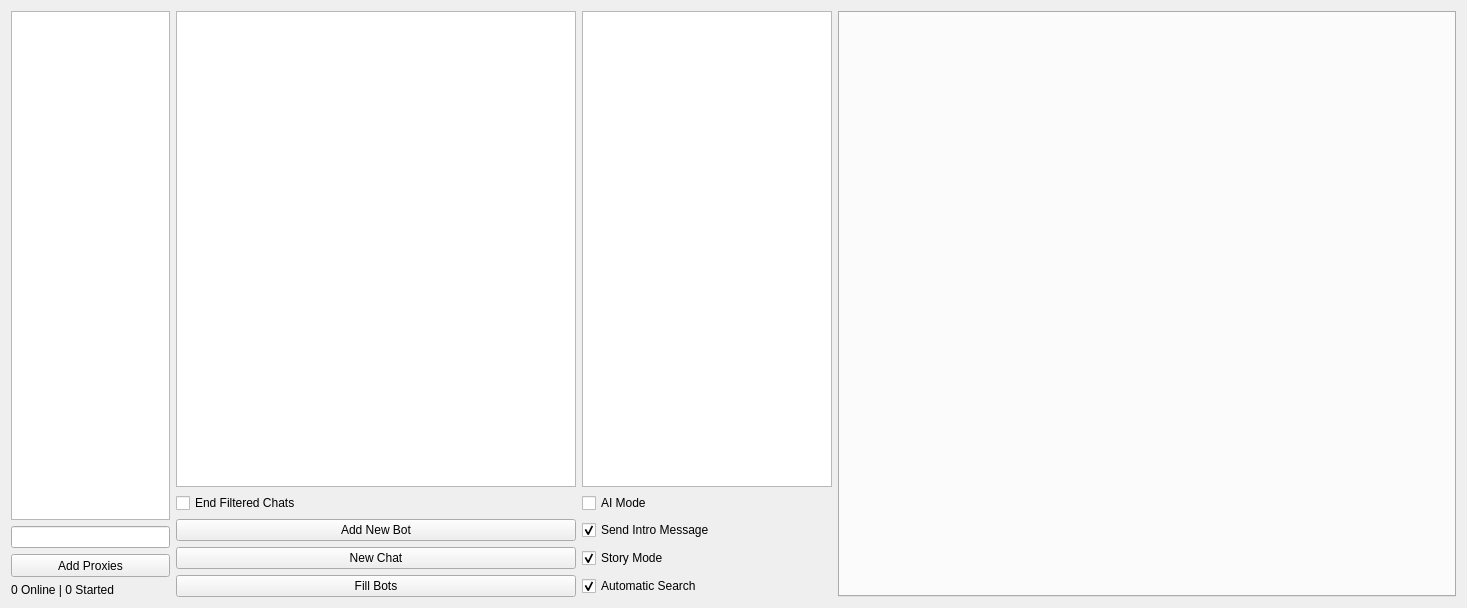
Qt form QT_Test/qt_test.ui (grasmanek94/PACB-PROJECT-ChatBot-QT-V3) before a commit.
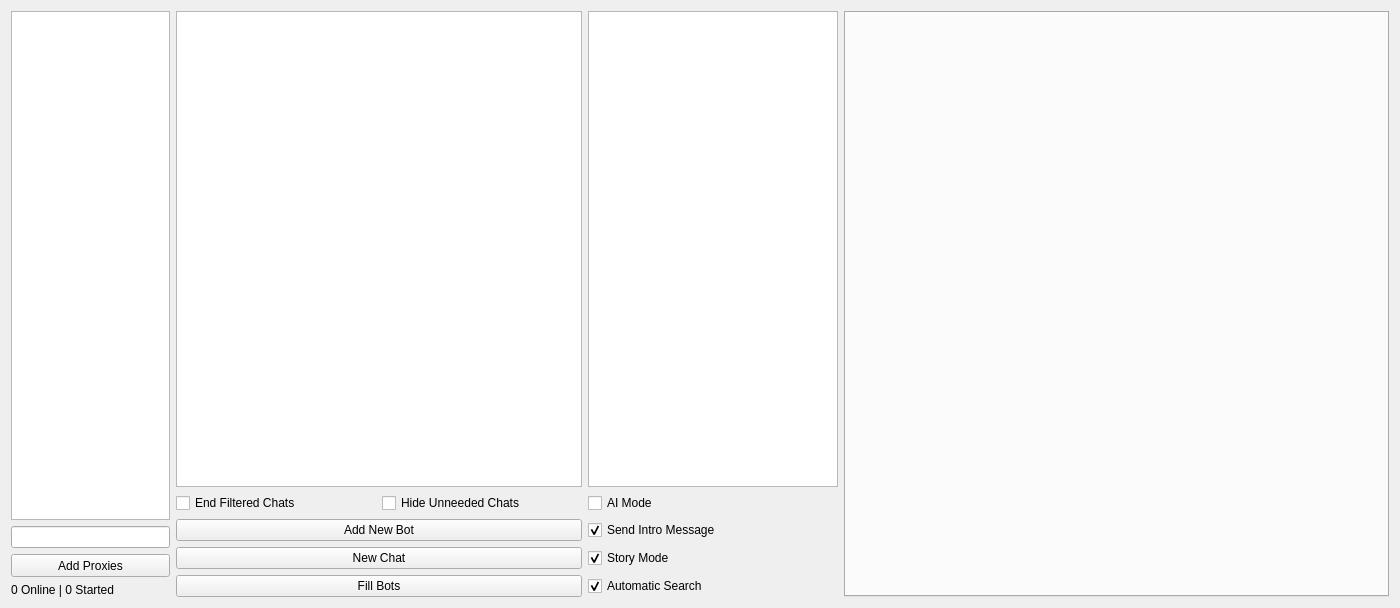
The same form after that commit. Icons and pictures are not drawn.

Commit message: option for hiding unneeded info and shot chat id on tab name

Diff of the .ui file:
```diff
--- a/QT_Test/qt_test.ui
+++ b/QT_Test/qt_test.ui
@@ -6,13 +6,13 @@
    <rect>
     <x>0</x>
     <y>0</y>
-    <width>1467</width>
+    <width>1400</width>
     <height>608</height>
    </rect>
   </property>
   <property name="minimumSize">
    <size>
-    <width>1215</width>
+    <width>1400</width>
     <height>400</height>
    </size>
   </property>
@@ -118,6 +118,90 @@
       <property name="horizontalSpacing">
        <number>6</number>
       </property>
+      <item row="4" column="0">
+       <widget class="QPushButton" name="chatManagerRequestNewChat">
+        <property name="minimumSize">
+         <size>
+          <width>250</width>
+          <height>0</height>
+         </size>
+        </property>
+        <property name="maximumSize">
+         <size>
+          <width>500</width>
+          <height>16777215</height>
+         </size>
+        </property>
+        <property name="text">
+         <string>New Chat</string>
+        </property>
+       </widget>
+      </item>
+      <item row="4" column="1">
+       <widget class="QCheckBox" name="autoSenderState">
+        <property name="minimumSize">
+         <size>
+          <width>250</width>
+          <height>0</height>
+         </size>
+        </property>
+        <property name="maximumSize">
+         <size>
+          <width>250</width>
+          <height>16777215</height>
+         </size>
+        </property>
+        <property name="text">
+         <string>Story Mode</string>
+        </property>
+        <property name="checked">
+         <bool>true</bool>
+        </property>
+       </widget>
+      </item>
+      <item row="0" column="1">
+       <widget class="QListWidget" name="preparedTextsBox">
+        <property name="minimumSize">
+         <size>
+          <width>250</width>
+          <height>250</height>
+         </size>
+        </property>
+        <property name="maximumSize">
+         <size>
+          <width>250</width>
+          <height>16777215</height>
+         </size>
+        </property>
+        <property name="font">
+         <font>
+          <pointsize>10</pointsize>
+         </font>
+        </property>
+       </widget>
+      </item>
+      <item row="2" column="1">
+       <widget class="QCheckBox" name="autoAIModeCheckBox">
+        <property name="minimumSize">
+         <size>
+          <width>250</width>
+          <height>0</height>
+         </size>
+        </property>
+        <property name="maximumSize">
+         <size>
+          <width>250</width>
+          <height>16777215</height>
+         </size>
+        </property>
+        <property name="text">
+         <string>AI Mode</string>
+        </property>
+        <property name="tristate">
+         <bool>true</bool>
+        </property>
+       </widget>
+      </item>
       <item row="0" column="0">
        <widget class="QListWidget" name="chatBoxPeers">
         <property name="sizePolicy">
@@ -145,88 +229,7 @@
         </property>
        </widget>
       </item>
-      <item row="0" column="1">
-       <widget class="QListWidget" name="preparedTextsBox">
-        <property name="minimumSize">
-         <size>
-          <width>250</width>
-          <height>250</height>
-         </size>
-        </property>
-        <property name="maximumSize">
-         <size>
-          <width>250</width>
-          <height>16777215</height>
-         </size>
-        </property>
-        <property name="font">
-         <font>
-          <pointsize>10</pointsize>
-         </font>
-        </property>
-       </widget>
-      </item>
-      <item row="2" column="1">
-       <widget class="QCheckBox" name="autoSendIntroductionMessage">
-        <property name="minimumSize">
-         <size>
-          <width>250</width>
-          <height>0</height>
-         </size>
-        </property>
-        <property name="maximumSize">
-         <size>
-          <width>250</width>
-          <height>16777215</height>
-         </size>
-        </property>
-        <property name="text">
-         <string>Send Intro Message</string>
-        </property>
-        <property name="checked">
-         <bool>true</bool>
-        </property>
-       </widget>
-      </item>
-      <item row="3" column="0">
-       <widget class="QPushButton" name="chatManagerRequestNewChat">
-        <property name="minimumSize">
-         <size>
-          <width>250</width>
-          <height>0</height>
-         </size>
-        </property>
-        <property name="maximumSize">
-         <size>
-          <width>500</width>
-          <height>16777215</height>
-         </size>
-        </property>
-        <property name="text">
-         <string>New Chat</string>
-        </property>
-       </widget>
-      </item>
-      <item row="2" column="0">
-       <widget class="QPushButton" name="chatManagerAddBot">
-        <property name="minimumSize">
-         <size>
-          <width>250</width>
-          <height>0</height>
-         </size>
-        </property>
-        <property name="maximumSize">
-         <size>
-          <width>500</width>
-          <height>16777215</height>
-         </size>
-        </property>
-        <property name="text">
-         <string>Add New Bot</string>
-        </property>
-       </widget>
-      </item>
-      <item row="4" column="1">
+      <item row="5" column="1">
        <widget class="QCheckBox" name="autoSearchCheckBox">
         <property name="minimumSize">
          <size>
@@ -248,7 +251,7 @@
         </property>
        </widget>
       </item>
-      <item row="4" column="0">
+      <item row="5" column="0">
        <widget class="QPushButton" name="chatManagerFillBots">
         <property name="minimumSize">
          <size>
@@ -268,7 +271,7 @@
        </widget>
       </item>
       <item row="3" column="1">
-       <widget class="QCheckBox" name="autoSenderState">
+       <widget class="QCheckBox" name="autoSendIntroductionMessage">
         <property name="minimumSize">
          <size>
           <width>250</width>
@@ -282,37 +285,15 @@
          </size>
         </property>
         <property name="text">
-         <string>Story Mode</string>
+         <string>Send Intro Message</string>
         </property>
         <property name="checked">
          <bool>true</bool>
         </property>
        </widget>
       </item>
-      <item row="1" column="1">
-       <widget class="QCheckBox" name="autoAIModeCheckBox">
-        <property name="minimumSize">
-         <size>
-          <width>250</width>
-          <height>0</height>
-         </size>
-        </property>
-        <property name="maximumSize">
-         <size>
-          <width>250</width>
-          <height>16777215</height>
-         </size>
-        </property>
-        <property name="text">
-         <string>AI Mode</string>
-        </property>
-        <property name="tristate">
-         <bool>true</bool>
-        </property>
-       </widget>
-      </item>
-      <item row="1" column="0">
-       <widget class="QCheckBox" name="endFilteredChatsState">
+      <item row="3" column="0">
+       <widget class="QPushButton" name="chatManagerAddBot">
         <property name="minimumSize">
          <size>
           <width>250</width>
@@ -326,13 +307,52 @@
          </size>
         </property>
         <property name="text">
-         <string>End Filtered Chats</string>
-        </property>
-        <property name="tristate">
-         <bool>true</bool>
+         <string>Add New Bot</string>
         </property>
        </widget>
       </item>
+      <item row="2" column="0">
+       <layout class="QHBoxLayout" name="horizontalLayout">
+        <item>
+         <widget class="QCheckBox" name="endFilteredChatsState">
+          <property name="minimumSize">
+           <size>
+            <width>200</width>
+            <height>0</height>
+           </size>
+          </property>
+          <property name="maximumSize">
+           <size>
+            <width>500</width>
+            <height>16777215</height>
+           </size>
+          </property>
+          <property name="text">
+           <string>End Filtered Chats</string>
+          </property>
+          <property name="tristate">
+           <bool>true</bool>
+          </property>
+         </widget>
+        </item>
+        <item>
+         <widget class="QCheckBox" name="unneededChatsHiderState">
+          <property name="minimumSize">
+           <size>
+            <width>200</width>
+            <height>0</height>
+           </size>
+          </property>
+          <property name="text">
+           <string>Hide Unneeded Chats</string>
+          </property>
+          <property name="tristate">
+           <bool>true</bool>
+          </property>
+         </widget>
+        </item>
+       </layout>
+      </item>
      </layout>
     </item>
     <item>
```
The commit also changes 8 other files.
